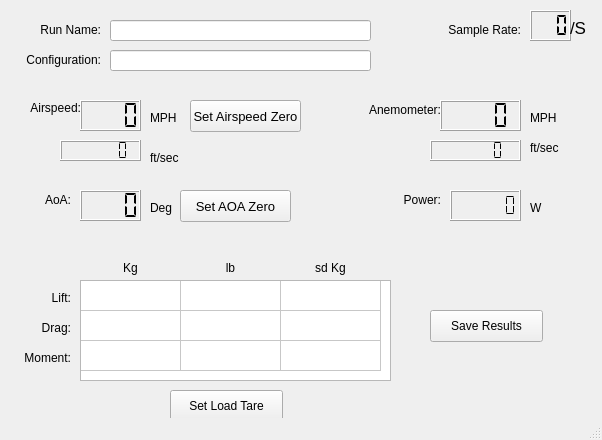
Before: the Qt Designer form Tunnel_Model.ui in n2ee/Wind-Tunnel-GUI, drawn with Qt 5.
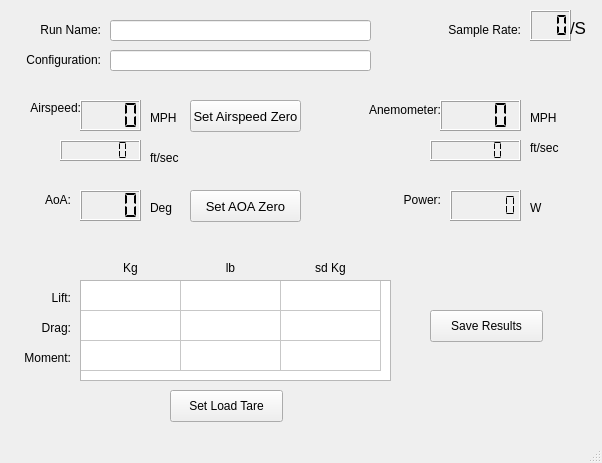
After: the same form once the commit is applied.

The edit to the form file:
```diff
--- a/Tunnel_Model.ui
+++ b/Tunnel_Model.ui
@@ -7,7 +7,7 @@
     <x>0</x>
     <y>0</y>
     <width>602</width>
-    <height>440</height>
+    <height>463</height>
    </rect>
   </property>
   <property name="windowTitle">
@@ -500,7 +500,7 @@
    <widget class="QPushButton" name="btnAoAZero">
     <property name="geometry">
      <rect>
-      <x>180</x>
+      <x>190</x>
       <y>190</y>
       <width>111</width>
       <height>32</height>
```
Left out of the diff: 18 changed lines with no effect on the pictures.
